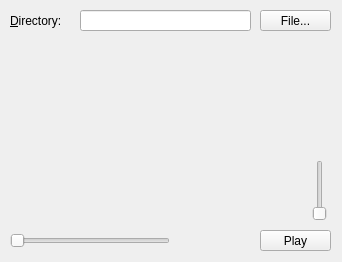
Before: the Qt Designer form src/musicplayer.ui in FrozenTune/MusicPlayer, drawn with Qt 5.
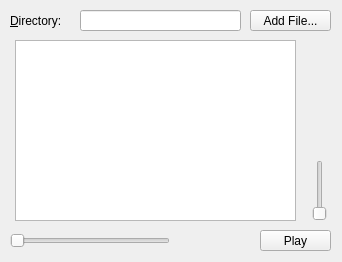
After: the same form once the commit is applied.

```diff
--- a/src/musicplayer.ui
+++ b/src/musicplayer.ui
@@ -34,7 +34,7 @@
     <rect>
      <x>80</x>
      <y>10</y>
-     <width>171</width>
+     <width>161</width>
      <height>21</height>
     </rect>
    </property>
@@ -58,14 +58,14 @@
   <widget class="QPushButton" name="selectLocalMusicBtn">
    <property name="geometry">
     <rect>
-     <x>260</x>
+     <x>250</x>
      <y>10</y>
-     <width>71</width>
+     <width>81</width>
      <height>21</height>
     </rect>
    </property>
    <property name="text">
-    <string>File...</string>
+    <string>Add File...</string>
    </property>
   </widget>
   <widget class="QSlider" name="playProgress_Slider">
@@ -107,6 +107,16 @@
     <enum>Qt::Vertical</enum>
    </property>
   </widget>
+  <widget class="QTableWidget" name="songList_TabelWidget">
+   <property name="geometry">
+    <rect>
+     <x>15</x>
+     <y>40</y>
+     <width>281</width>
+     <height>181</height>
+    </rect>
+   </property>
+  </widget>
  </widget>
  <layoutdefault spacing="6" margin="11"/>
  <resources/>
```
Left out of the diff: 4 changed lines with no effect on the pictures.
